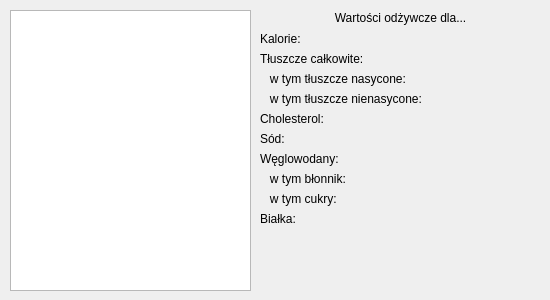
Valumior/KsiazKuch, file KsiazKuch/showskladnikidialog.ui: the form before one commit.
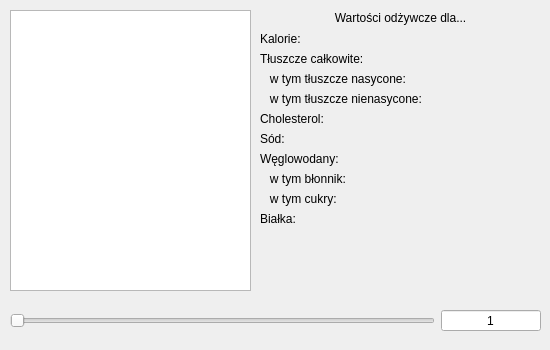
The form after the commit.

Commit message: Skladniki details

Diff of the .ui file:
```diff
--- a/KsiazKuch/showskladnikidialog.ui
+++ b/KsiazKuch/showskladnikidialog.ui
@@ -10,19 +10,19 @@
     <x>0</x>
     <y>0</y>
     <width>550</width>
-    <height>300</height>
+    <height>350</height>
    </rect>
   </property>
   <property name="minimumSize">
    <size>
     <width>550</width>
-    <height>300</height>
+    <height>350</height>
    </size>
   </property>
   <property name="maximumSize">
    <size>
     <width>550</width>
-    <height>300</height>
+    <height>350</height>
    </size>
   </property>
   <property name="windowTitle">
@@ -246,6 +246,53 @@
     </rect>
    </property>
   </widget>
+  <widget class="QWidget" name="horizontalLayoutWidget">
+   <property name="geometry">
+    <rect>
+     <x>10</x>
+     <y>300</y>
+     <width>531</width>
+     <height>41</height>
+    </rect>
+   </property>
+   <layout class="QHBoxLayout" name="horizontalLayout">
+    <item>
+     <widget class="QSlider" name="skladnikWartoscihorizontalSlider">
+      <property name="orientation">
+       <enum>Qt::Horizontal</enum>
+      </property>
+     </widget>
+    </item>
+    <item>
+     <widget class="QSpinBox" name="skladnikWartosciSpinBox">
+      <property name="minimumSize">
+       <size>
+        <width>100</width>
+        <height>0</height>
+       </size>
+      </property>
+      <property name="maximumSize">
+       <size>
+        <width>100</width>
+        <height>16777215</height>
+       </size>
+      </property>
+      <property name="alignment">
+       <set>Qt::AlignCenter</set>
+      </property>
+      <property name="buttonSymbols">
+       <enum>QAbstractSpinBox::NoButtons</enum>
+      </property>
+      <property name="minimum">
+       <number>1</number>
+      </property>
+      <property name="maximum">
+       <number>100</number>
+      </property>
+     </widget>
+    </item>
+   </layout>
+  </widget>
  </widget>
  <resources/>
  <connections/>
```
The commit also changes 2 other files.
